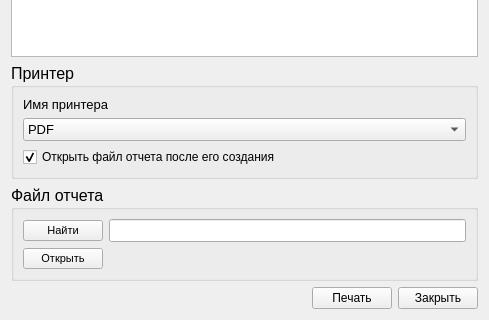
Old version of the form reportwindow.ui in the repository yuriybobko/PCReport; both pictures show x 0 to 489 and y 151 to 471 of the 489 by 471 pixel window.
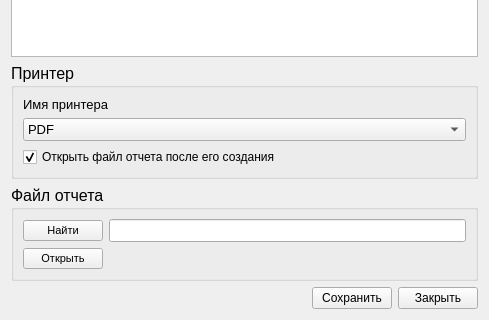
New version of the form.

The edit to the form file:
```diff
--- a/reportwindow.ui
+++ b/reportwindow.ui
@@ -285,7 +285,7 @@
      <item>
       <widget class="QPushButton" name="BtnPrintReport">
        <property name="text">
-        <string>Печать</string>
+        <string>Сохранить</string>
        </property>
       </widget>
      </item>
```
